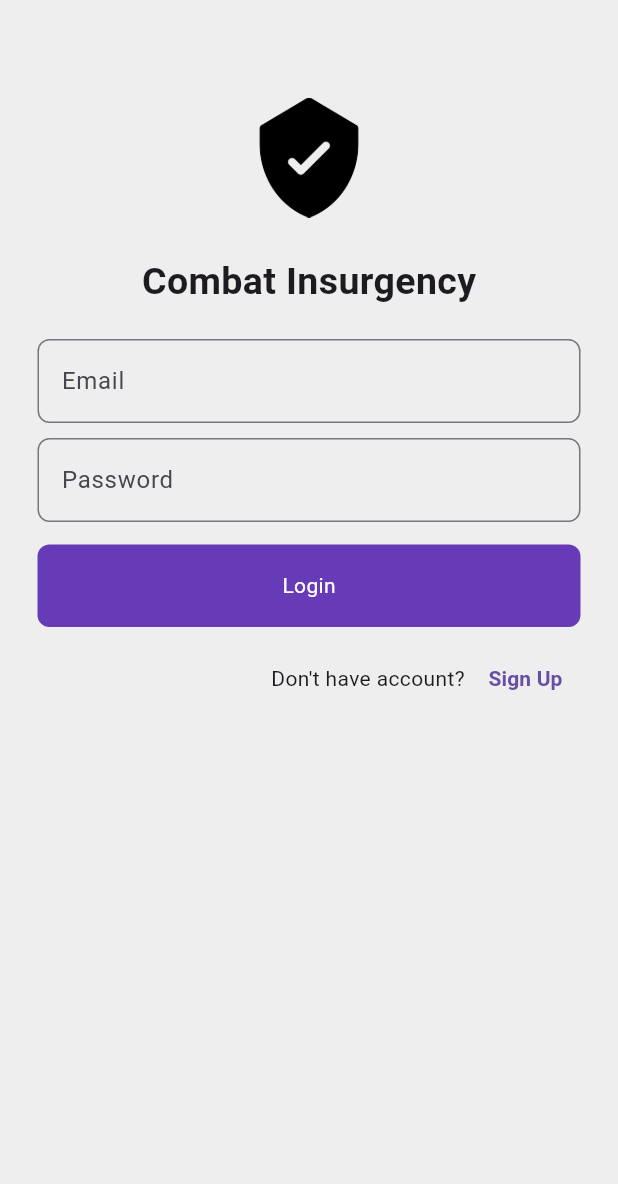
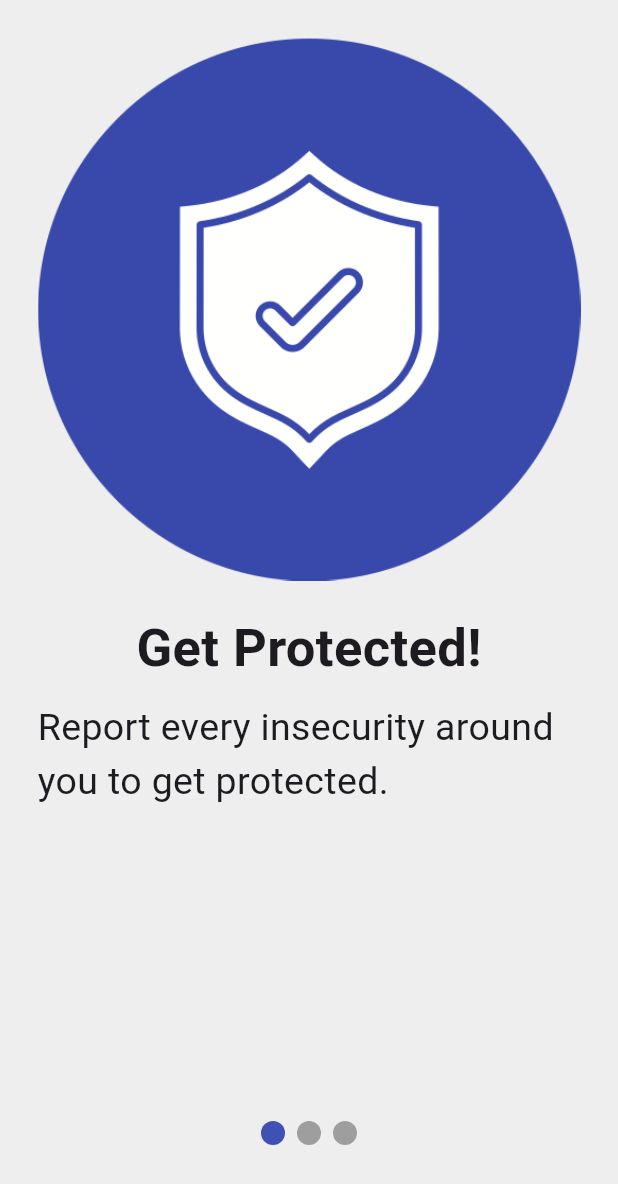
Before and after one commit to kkokwara2014/insurgensys, a Flutter app: the screen it shows after launch, on a phone screen of 412 x 824 dp. Shown: the top 1184 px of the screen. Run offline on Flutter 3.47's test engine with Material 3 defaults, Android fonts, the light colour scheme and no system bars; drawn by our look-alikes of smooth_page_indicator; our stand-ins replace get.

Commit message:
Adding onborading screens

```diff
--- /dev/null
+++ b/lib/components/intro_page.dart
@@ -0,0 +1,47 @@
+import 'package:flutter/material.dart';
+
+class IntroPage extends StatelessWidget {
+  final String imagePath;
+  final String heading;
+  final String description;
+  const IntroPage(
+      {super.key,
+      required this.imagePath,
+      required this.heading,
+      required this.description});
+
+  @override
+  Widget build(BuildContext context) {
+    return Container(
+      padding: const EdgeInsets.symmetric(
+        horizontal: 25,
+        vertical: 25,
+      ),
+      child: Column(
+        crossAxisAlignment: CrossAxisAlignment.center,
+        children: [
+          Image.asset(imagePath),
+          const SizedBox(
+            height: 20,
+          ),
+          Text(
+            heading,
+            style: const TextStyle(
+              fontSize: 35,
+              fontWeight: FontWeight.bold,
+            ),
+          ),
+          const SizedBox(
+            height: 10,
+          ),
+          Text(
+            description,
+            style: const TextStyle(
+              fontSize: 25,
+            ),
+          ),
+        ],
+      ),
+    );
+  }
+}
--- a/lib/main.dart
+++ b/lib/main.dart
@@ -1,7 +1,7 @@
 import 'package:flutter/material.dart';
 import 'package:flutter/services.dart';
 import 'package:get/get.dart';
-import 'package:insurgensys/pages/auth/login_page.dart';
+import 'package:insurgensys/pages/onboarding.dart';
 
 void main() async {
   WidgetsFlutterBinding.ensureInitialized();
@@ -23,7 +23,7 @@ class MyApp extends StatelessWidget {
       theme: ThemeData(
           primarySwatch: Colors.deepPurple,
           scaffoldBackgroundColor: Colors.grey.shade200),
-      home: const LoginPage(),
+      home: const Onboarding(),
     );
   }
 }
--- /dev/null
+++ b/lib/pages/onboarding.dart
@@ -0,0 +1,54 @@
+import 'package:flutter/material.dart';
+import 'package:insurgensys/components/intro_page.dart';
+import 'package:smooth_page_indicator/smooth_page_indicator.dart';
+
+class Onboarding extends StatefulWidget {
+  const Onboarding({super.key});
+
+  @override
+  State<Onboarding> createState() => _OnboardingState();
+}
+
+class _OnboardingState extends State<Onboarding> {
+  PageController _controller = PageController();
+
+  @override
+  Widget build(BuildContext context) {
+    return SafeArea(
+      child: Scaffold(
+        body: Stack(
+          children: [
+            PageView(
+              controller: _controller,
+              children: const [
+                //add the intro pages here
+                IntroPage(
+                    imagePath: "lib/images/protect.png",
+                    heading: "Get Protected!",
+                    description:
+                        "Report every insecurity around you to get protected."),
+                IntroPage(
+                    imagePath: "lib/images/protect.png",
+                    heading: "Get Protected!",
+                    description:
+                        "Report every insecurity around you to get protected."),
+                IntroPage(
+                    imagePath: "lib/images/protect.png",
+                    heading: "Get Protected!",
+                    description:
+                        "Report every insecurity around you to get protected.")
+              ],
+            ),
+            Container(
+              alignment: const Alignment(0, 0.85),
+              child: SmoothPageIndicator(
+                controller: _controller,
+                count: 3,
+              ),
+            ),
+          ],
+        ),
+      ),
+    );
+  }
+}
--- a/pubspec.yaml
+++ b/pubspec.yaml
@@ -38,6 +38,7 @@ dependencies:
   get:
   provider:
   flutter_spinkit:
+  smooth_page_indicator:
 
 dev_dependencies:
   flutter_test:
```
Also changed, not shown: lib/images/family.png (added), lib/images/personal-data.png (added), lib/images/protect.png (added), pubspec.lock.
